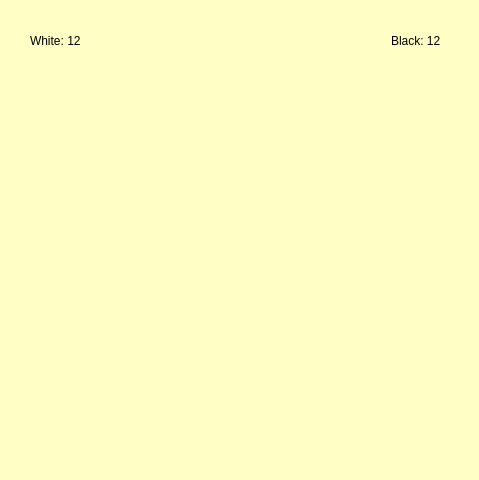
JuliaNortman/Project, file board.ui: the form before one commit.
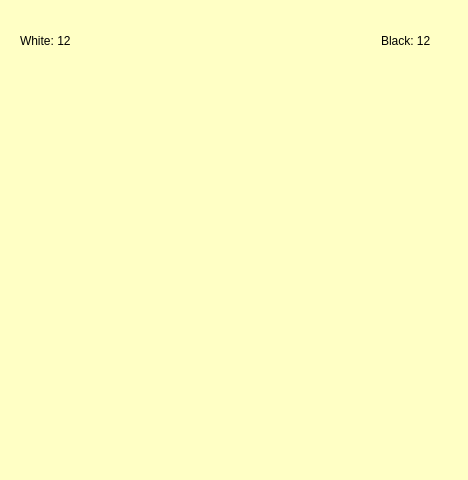
The form after the commit.

Diff of the .ui file:
```diff
--- a/board.ui
+++ b/board.ui
@@ -9,7 +9,7 @@
    <rect>
     <x>0</x>
     <y>0</y>
-    <width>479</width>
+    <width>468</width>
     <height>480</height>
    </rect>
   </property>
@@ -101,7 +101,7 @@
   <widget class="QWidget" name="">
    <property name="geometry">
     <rect>
-     <x>30</x>
+     <x>20</x>
      <y>30</y>
      <width>411</width>
      <height>22</height>
@@ -111,11 +111,7 @@
     <item>
      <widget class="QLabel" name="whiteNumber">
       <property name="styleSheet">
-       <string notr="true">QLable
-{
-	font-style: bold;
-}
-</string>
+       <string notr="true"/>
       </property>
       <property name="text">
        <string>White: 12</string>
```
Left out of the diff: 4 changed lines with no effect on the pictures.
